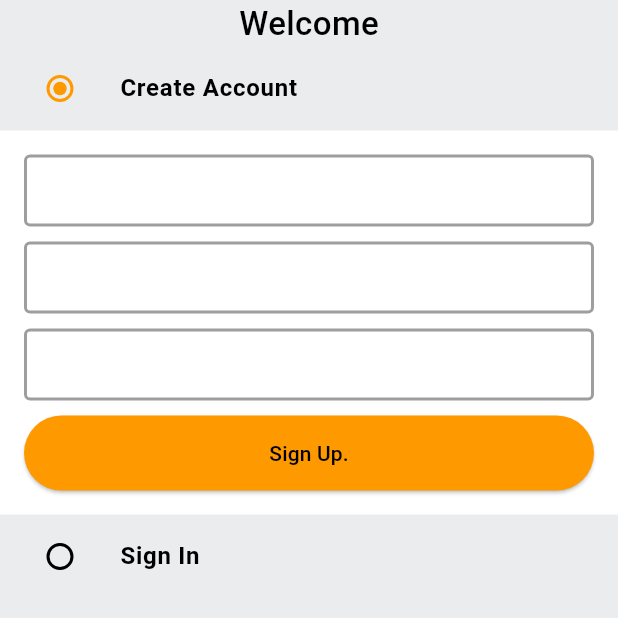
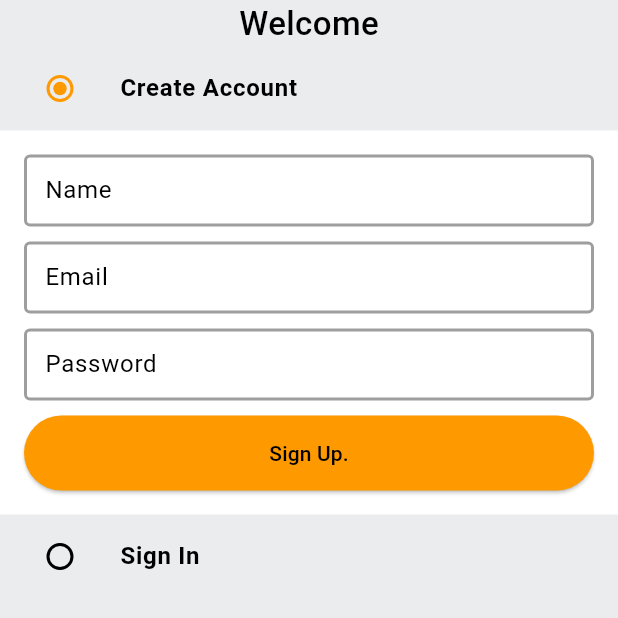
Before and after one commit to ashish10010/amazon_clone, a Flutter app: the screen it shows after launch, on a phone screen of 412 x 824 dp, the top half of it. Run offline on Flutter 3.47's test engine with Material 3 defaults, Android fonts, the phone set to English and light mode, and no system bars.

Commit message:
error fix and logger

```diff
--- a/lib/common/widgets/custom_textfield.dart
+++ b/lib/common/widgets/custom_textfield.dart
@@ -12,6 +12,8 @@ class CustomTextfield extends StatelessWidget {
 
   @override
   Widget build(BuildContext context) {
+    // final logger = Logger();
+    // logger.d('Recieved hint-text $hinttext');
     return TextFormField(
       controller: controller,
       decoration: InputDecoration(
--- a/lib/features/auth/presentation/pages/auth_page.dart
+++ b/lib/features/auth/presentation/pages/auth_page.dart
@@ -60,15 +60,15 @@ class _AuthPageState extends State<AuthPage> {
                 formKey: _signupFormKey,
                 fields: [
                   {
-                    'hintText': 'Name',
+                    'hinttext': 'Name',
                     'controller': _nameController,
                   },
                   {
-                    'hintText': 'Email',
+                    'hinttext': 'Email',
                     'controller': _emailcontroller,
                   },
                   {
-                    'hintText': 'Password',
+                    'hinttext': 'Password',
                     'controller': _passwordController,
                   },
                 ],
@@ -94,11 +94,11 @@ class _AuthPageState extends State<AuthPage> {
                 formKey: _signinFormKey,
                 fields: [
                   {
-                    'hintText': 'Email',
+                    'hinttext': 'Email',
                     'controller': _emailcontroller,
                   },
                   {
-                    'hintText': 'Password',
+                    'hinttext': 'Password',
                     'controller': _passwordController,
                   }
                 ],
--- a/lib/features/auth/presentation/widgets/auth_form.dart
+++ b/lib/features/auth/presentation/widgets/auth_form.dart
@@ -18,6 +18,7 @@ class AuthForm extends StatelessWidget {
 
   @override
   Widget build(BuildContext context) {
+    // final logger = Logger();
     return Container(
       padding: const EdgeInsets.all(8.0),
       color: GlobalVariables.backgroundColor,
@@ -29,13 +30,17 @@ class AuthForm extends StatelessWidget {
           child: Column(
             children: [
               ...fields.map(
-                (field) => Padding(
-                  padding: const EdgeInsets.only(bottom: 10.0),
-                  child: CustomTextfield(
-                    hinttext: field['hinttext'] ?? '',
-                    controller: field['controller'] ?? TextEditingController(),
-                  ),
-                ),
+                (field) {
+                  // logger.d('Printing Fields .......Field: $field');
+                  return Padding(
+                    padding: const EdgeInsets.only(bottom: 10.0),
+                    child: CustomTextfield(
+                      hinttext: field['hinttext'] ?? '',
+                      controller:
+                          field['controller'] ?? TextEditingController(),
+                    ),
+                  );
+                },
               ),
               CustomButton(
                 buttonText: buttonText,
```
Also changed, not shown: pubspec.yaml (+4 -11 lines), pubspec.lock.
